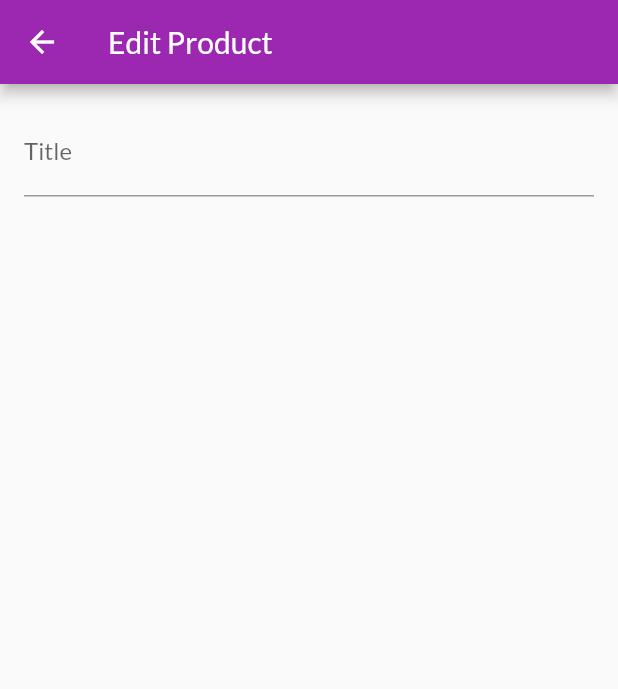
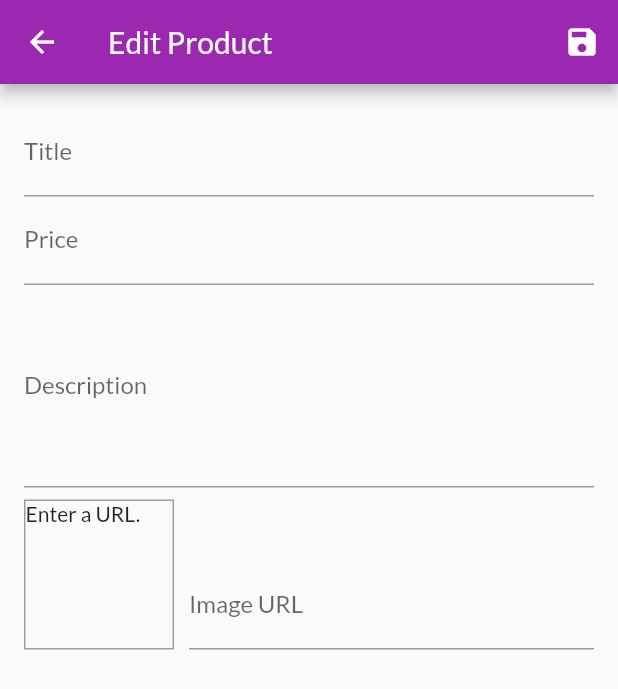
Before and after one commit to kondiq22/my_shop, a Flutter app: the EditProductScreen screen opened by its route, on a phone screen of 412 x 824 dp. Shown: the top 689 px of the screen. Run offline on Flutter 3.47's test engine with Material 2 defaults, Android fonts, the phone set to English and light mode, and no system bars; network calls fail.

Commit message:
fill edit product screen

```diff
--- a/lib/screens/edit_product_screen.dart
+++ b/lib/screens/edit_product_screen.dart
@@ -1,4 +1,6 @@
 import 'package:flutter/material.dart';
+
+import '../providers/product.dart';
 
 class EditProductScreen extends StatefulWidget {
   static const routeName = '/edit-product';
@@ -7,20 +9,152 @@ class EditProductScreen extends StatefulWidget {
 }
 
 class _EditProductScreenState extends State<EditProductScreen> {
+  final _priceFocusNode = FocusNode();
+  final _descriptionFocusNode = FocusNode();
+  final _imageUrlController = TextEditingController();
+  final _imageUrlFocusNode = FocusNode();
+  final _form = GlobalKey<FormState>();
+  var _editedProduct = Product(
+    id: null,
+    title: '',
+    description: '',
+    price: 0,
+    imageUrl: '',
+  );
+
+  @override
+  void initState() {
+    _imageUrlFocusNode.addListener(_updateImageUrl);
+    super.initState();
+  }
+
+  @override
+  void dispose() {
+    _imageUrlFocusNode.removeListener(_updateImageUrl);
+    _priceFocusNode.dispose();
+    _descriptionFocusNode.dispose();
+    _imageUrlController.dispose();
+    _imageUrlFocusNode.dispose();
+    super.dispose();
+  }
+
+  void _updateImageUrl() {
+    if (!_imageUrlFocusNode.hasFocus) {
+      setState(() {});
+    }
+  }
+
+  void _saveForm() {
+    _form.currentState.save();
+    print(_editedProduct.title);
+    print(_editedProduct.price);
+    print(_editedProduct.description);
+    print(_editedProduct.imageUrl);
+    print(_editedProduct.id);
+  }
+
   @override
   Widget build(BuildContext context) {
     return Scaffold(
-      appBar: AppBar(
-        title: Text('Edit Product'),
-      ),
+      appBar: AppBar(title: Text('Edit Product'), actions: <Widget>[
+        IconButton(onPressed: _saveForm, icon: Icon(Icons.save))
+      ]),
       body: Padding(
         padding: const EdgeInsets.all(16.0),
         child: Form(
+          key: _form,
           child: ListView(
             children: <Widget>[
               TextFormField(
                 decoration: InputDecoration(labelText: 'Title'),
                 textInputAction: TextInputAction.next,
+                onFieldSubmitted: (_) {
+                  FocusScope.of(context).requestFocus(_priceFocusNode);
+                },
+                onSaved: (value) {
+                  _editedProduct = Product(
+                      id: null,
+                      title: value,
+                      description: _editedProduct.description,
+                      price: _editedProduct.price,
+                      imageUrl: _editedProduct.imageUrl);
+                },
+              ),
+              TextFormField(
+                decoration: InputDecoration(labelText: 'Price'),
+                textInputAction: TextInputAction.next,
+                keyboardType: TextInputType.number,
+                focusNode: _priceFocusNode,
+                onFieldSubmitted: (_) {
+                  FocusScope.of(context).requestFocus(_descriptionFocusNode);
+                },
+                onSaved: (value) {
+                  _editedProduct = Product(
+                      id: null,
+                      title: _editedProduct.title,
+                      description: _editedProduct.description,
+                      price: double.parse(value),
+                      imageUrl: _editedProduct.imageUrl);
+                },
+              ),
+              TextFormField(
+                decoration: InputDecoration(labelText: 'Description'),
+                maxLines: 5,
+                keyboardType: TextInputType.multiline,
+                focusNode: _descriptionFocusNode,
+                onSaved: (value) {
+                  _editedProduct = Product(
+                      id: null,
+                      title: _editedProduct.title,
+                      description: value,
+                      price: _editedProduct.price,
+                      imageUrl: _editedProduct.imageUrl);
+                },
+              ),
+              Row(
+                crossAxisAlignment: CrossAxisAlignment.end,
+                children: <Widget>[
+                  Container(
+                    width: 100,
+                    height: 100,
+                    margin: EdgeInsets.only(
+                      top: 8,
+                      right: 10,
+                    ),
+                    decoration: BoxDecoration(
+                      border: Border.all(
+                        width: 1,
+                        color: Colors.grey,
+                      ),
+                    ),
+                    child: _imageUrlController.text.isEmpty
+                        ? Text('Enter a URL.')
+                        : FittedBox(
+                            child: Image.network(_imageUrlController.text,
+                                fit: BoxFit.cover),
+                          ),
+                  ),
+                  Expanded(
+                    child: TextFormField(
+                      decoration: InputDecoration(labelText: 'Image URL'),
+                      keyboardType: TextInputType.url,
+                      textInputAction: TextInputAction.done,
+                      controller: _imageUrlController,
+                      focusNode: _imageUrlFocusNode,
+                      onFieldSubmitted: (_) {
+                        _saveForm();
+                      },
+                      onSaved: (value) {
+                        _editedProduct = Product(
+                            id: null,
+                            title: _editedProduct.title,
+                            description: _editedProduct.description,
+                            price: _editedProduct.price,
+                            imageUrl: value);
+                      },
+                    ),
+                  ),
+                ],
               )
             ],
           ),
```
